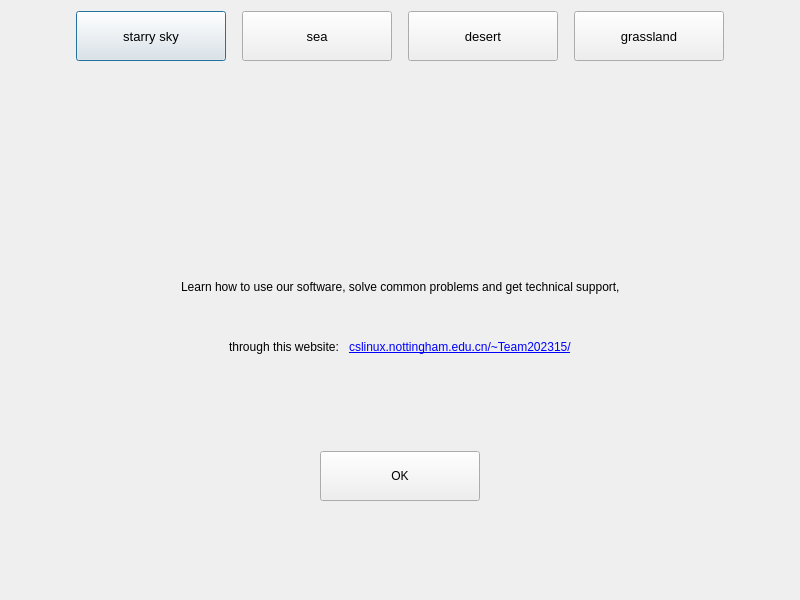
Before: the Qt Designer form testClient/help/dialog.ui in Usotsu7ki/Facial-Expression-Recognition-System, drawn with Qt 5.
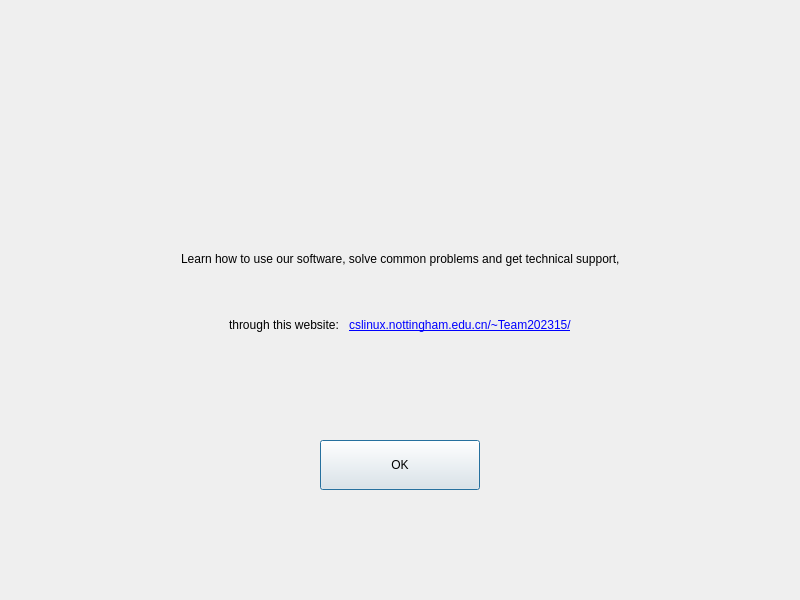
After: the same form once the commit is applied.

Commit message: background button to action and record position move

What changed in the file:
```diff
--- a/testClient/help/dialog.ui
+++ b/testClient/help/dialog.ui
@@ -17,93 +17,6 @@
    <item row="0" column="0">
     <layout class="QGridLayout" name="gridLayout">
      <item row="4" column="0" colspan="3">
-      <layout class="QHBoxLayout" name="horizontalLayout">
-       <item>
-        <spacer name="horizontalSpacer">
-         <property name="orientation">
-          <enum>Qt::Horizontal</enum>
-         </property>
-         <property name="sizeHint" stdset="0">
-          <size>
-           <width>40</width>
-           <height>20</height>
-          </size>
-         </property>
-        </spacer>
-       </item>
-       <item>
-        <widget class="QLabel" name="label">
-         <property name="sizePolicy">
-          <sizepolicy hsizetype="Expanding" vsizetype="Expanding">
-           <horstretch>0</horstretch>
-           <verstretch>0</verstretch>
-          </sizepolicy>
-         </property>
-         <property name="font">
-          <font>
-           <family>Arial</family>
-          </font>
-         </property>
-         <property name="text">
-          <string>Learn how to use our software, solve common problems and get technical support,</string>
-         </property>
-        </widget>
-       </item>
-       <item>
-        <spacer name="horizontalSpacer_2">
-         <property name="orientation">
-          <enum>Qt::Horizontal</enum>
-         </property>
-         <property name="sizeHint" stdset="0">
-          <size>
-           <width>40</width>
-           <height>20</height>
-          </size>
-         </property>
-        </spacer>
-       </item>
-      </layout>
-     </item>
-     <item row="8" column="0">
-      <spacer name="verticalSpacer_3">
-       <property name="orientation">
-        <enum>Qt::Vertical</enum>
-       </property>
-       <property name="sizeHint" stdset="0">
-        <size>
-         <width>20</width>
-         <height>40</height>
-        </size>
-       </property>
-      </spacer>
-     </item>
-     <item row="2" column="0">
-      <spacer name="verticalSpacer_4">
-       <property name="orientation">
-        <enum>Qt::Vertical</enum>
-       </property>
-       <property name="sizeHint" stdset="0">
-        <size>
-         <width>20</width>
-         <height>13</height>
-        </size>
-       </property>
-      </spacer>
-     </item>
-     <item row="3" column="1">
-      <spacer name="verticalSpacer_2">
-       <property name="orientation">
-        <enum>Qt::Vertical</enum>
-       </property>
-       <property name="sizeHint" stdset="0">
-        <size>
-         <width>20</width>
-         <height>18</height>
-        </size>
-       </property>
-      </spacer>
-     </item>
-     <item row="5" column="0" colspan="3">
       <layout class="QHBoxLayout" name="horizontalLayout_2">
        <item>
         <spacer name="horizontalSpacer_3">
@@ -163,209 +76,33 @@
        </item>
       </layout>
      </item>
-     <item row="1" column="0" colspan="3">
-      <layout class="QHBoxLayout" name="horizontalLayout_12">
-       <item>
-        <spacer name="horizontalSpacer_8">
-         <property name="orientation">
-          <enum>Qt::Horizontal</enum>
-         </property>
-         <property name="sizeHint" stdset="0">
-          <size>
-           <width>13</width>
-           <height>20</height>
-          </size>
-         </property>
-        </spacer>
-       </item>
-       <item>
-        <widget class="QPushButton" name="btn_1">
-         <property name="sizePolicy">
-          <sizepolicy hsizetype="Fixed" vsizetype="Fixed">
-           <horstretch>0</horstretch>
-           <verstretch>0</verstretch>
-          </sizepolicy>
-         </property>
-         <property name="minimumSize">
-          <size>
-           <width>150</width>
-           <height>50</height>
-          </size>
-         </property>
-         <property name="maximumSize">
-          <size>
-           <width>150</width>
-           <height>50</height>
-          </size>
-         </property>
-         <property name="font">
-          <font>
-           <family>Arial</family>
-           <pointsize>10</pointsize>
-          </font>
-         </property>
-         <property name="text">
-          <string>starry sky</string>
-         </property>
-        </widget>
-       </item>
-       <item>
-        <spacer name="horizontalSpacer_23">
-         <property name="orientation">
-          <enum>Qt::Horizontal</enum>
-         </property>
-         <property name="sizeType">
-          <enum>QSizePolicy::Fixed</enum>
-         </property>
-         <property name="sizeHint" stdset="0">
-          <size>
-           <width>10</width>
-           <height>20</height>
-          </size>
-         </property>
-        </spacer>
-       </item>
-       <item>
-        <widget class="QPushButton" name="btn_2">
-         <property name="sizePolicy">
-          <sizepolicy hsizetype="Fixed" vsizetype="Fixed">
-           <horstretch>0</horstretch>
-           <verstretch>0</verstretch>
-          </sizepolicy>
-         </property>
-         <property name="minimumSize">
-          <size>
-           <width>150</width>
-           <height>50</height>
-          </size>
-         </property>
-         <property name="maximumSize">
-          <size>
-           <width>150</width>
-           <height>50</height>
-          </size>
-         </property>
-         <property name="font">
-          <font>
-           <family>Arial</family>
-           <pointsize>10</pointsize>
-          </font>
-         </property>
-         <property name="text">
-          <string>sea</string>
-         </property>
-        </widget>
-       </item>
-       <item>
-        <spacer name="horizontalSpacer_24">
-         <property name="orientation">
-          <enum>Qt::Horizontal</enum>
-         </property>
-         <property name="sizeType">
-          <enum>QSizePolicy::Fixed</enum>
-         </property>
-         <property name="sizeHint" stdset="0">
-          <size>
-           <width>10</width>
-           <height>20</height>
-          </size>
-         </property>
-        </spacer>
-       </item>
-       <item>
-        <widget class="QPushButton" name="btn_3">
-         <property name="sizePolicy">
-          <sizepolicy hsizetype="Fixed" vsizetype="Fixed">
-           <horstretch>0</horstretch>
-           <verstretch>0</verstretch>
-          </sizepolicy>
-         </property>
-         <property name="minimumSize">
-          <size>
-           <width>150</width>
-           <height>50</height>
-          </size>
-         </property>
-         <property name="maximumSize">
-          <size>
-           <width>150</width>
-           <height>50</height>
-          </size>
-         </property>
-         <property name="font">
-          <font>
-           <family>Arial</family>
-           <pointsize>10</pointsize>
-          </font>
-         </property>
-         <property name="text">
-          <string>desert</string>
-         </property>
-        </widget>
-       </item>
-       <item>
-        <spacer name="horizontalSpacer_25">
-         <property name="orientation">
-          <enum>Qt::Horizontal</enum>
-         </property>
-         <property name="sizeType">
-          <enum>QSizePolicy::Fixed</enum>
-         </property>
-         <property name="sizeHint" stdset="0">
-          <size>
-           <width>10</width>
-           <height>20</height>
-          </size>
-         </property>
-        </spacer>
-       </item>
-       <item>
-        <widget class="QPushButton" name="btn_4">
-         <property name="sizePolicy">
-          <sizepolicy hsizetype="Fixed" vsizetype="Fixed">
-           <horstretch>0</horstretch>
-           <verstretch>0</verstretch>
-          </sizepolicy>
-         </property>
-         <property name="minimumSize">
-          <size>
-           <width>150</width>
-           <height>50</height>
-          </size>
-         </property>
-         <property name="maximumSize">
-          <size>
-           <width>150</width>
-           <height>50</height>
-          </size>
-         </property>
-         <property name="font">
-          <font>
-           <family>Arial</family>
-           <pointsize>10</pointsize>
-          </font>
-         </property>
-         <property name="text">
-          <string>grassland</string>
-         </property>
-        </widget>
-       </item>
-       <item>
-        <spacer name="horizontalSpacer_9">
-         <property name="orientation">
-          <enum>Qt::Horizontal</enum>
-         </property>
-         <property name="sizeHint" stdset="0">
-          <size>
-           <width>13</width>
-           <height>20</height>
-          </size>
-         </property>
-        </spacer>
-       </item>
-      </layout>
+     <item row="7" column="0">
+      <spacer name="verticalSpacer_3">
+       <property name="orientation">
+        <enum>Qt::Vertical</enum>
+       </property>
+       <property name="sizeHint" stdset="0">
+        <size>
+         <width>20</width>
+         <height>40</height>
+        </size>
+       </property>
+      </spacer>
      </item>
-     <item row="6" column="0">
+     <item row="2" column="1">
+      <spacer name="verticalSpacer_2">
+       <property name="orientation">
+        <enum>Qt::Vertical</enum>
+       </property>
+       <property name="sizeHint" stdset="0">
+        <size>
+         <width>20</width>
+         <height>18</height>
+        </size>
+       </property>
+      </spacer>
+     </item>
+     <item row="5" column="0">
       <spacer name="verticalSpacer">
        <property name="orientation">
         <enum>Qt::Vertical</enum>
@@ -378,7 +115,55 @@
        </property>
       </spacer>
      </item>
-     <item row="7" column="0" colspan="3">
+     <item row="3" column="0" colspan="3">
+      <layout class="QHBoxLayout" name="horizontalLayout">
+       <item>
+        <spacer name="horizontalSpacer">
+         <property name="orientation">
+          <enum>Qt::Horizontal</enum>
+         </property>
+         <property name="sizeHint" stdset="0">
+          <size>
+           <width>40</width>
+           <height>20</height>
+          </size>
+         </property>
+        </spacer>
+       </item>
+       <item>
+        <widget class="QLabel" name="label">
+         <property name="sizePolicy">
+          <sizepolicy hsizetype="Expanding" vsizetype="Expanding">
+           <horstretch>0</horstretch>
+           <verstretch>0</verstretch>
+          </sizepolicy>
+         </property>
+         <property name="font">
+          <font>
+           <family>Arial</family>
+          </font>
+         </property>
+         <property name="text">
+          <string>Learn how to use our software, solve common problems and get technical support,</string>
+         </property>
+        </widget>
+       </item>
+       <item>
+        <spacer name="horizontalSpacer_2">
+         <property name="orientation">
+          <enum>Qt::Horizontal</enum>
+         </property>
+         <property name="sizeHint" stdset="0">
+          <size>
+           <width>40</width>
+           <height>20</height>
+          </size>
+         </property>
+        </spacer>
+       </item>
+      </layout>
+     </item>
+     <item row="6" column="0" colspan="3">
       <layout class="QHBoxLayout" name="horizontalLayout_3">
        <item>
         <spacer name="horizontalSpacer_5">
@@ -432,6 +217,19 @@
        </item>
       </layout>
      </item>
+     <item row="1" column="0">
+      <spacer name="verticalSpacer_4">
+       <property name="orientation">
+        <enum>Qt::Vertical</enum>
+       </property>
+       <property name="sizeHint" stdset="0">
+        <size>
+         <width>20</width>
+         <height>13</height>
+        </size>
+       </property>
+      </spacer>
+     </item>
     </layout>
    </item>
   </layout>
```
The commit also changes 88 other files.
